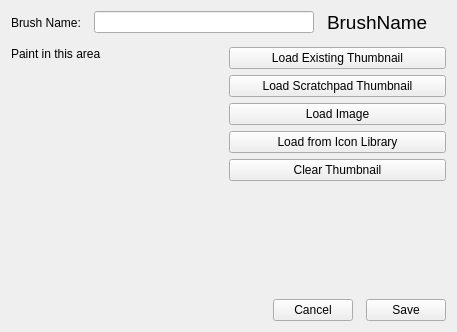
The window that libs/ui/forms/wdgsavebrushpreset.ui (KDE/krita) describes before a commit, drawn with Qt 5.
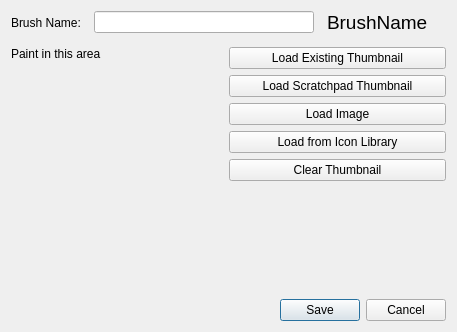
The same window after the commit. Custom widgets are drawn as their Qt base class.

Commit message: Use QDialogButtonBox in WdgSaveBrushPreset

What changed in the file:
```diff
--- a/libs/ui/forms/wdgsavebrushpreset.ui
+++ b/libs/ui/forms/wdgsavebrushpreset.ui
@@ -192,35 +192,11 @@
     </layout>
    </item>
    <item>
-    <layout class="QHBoxLayout" name="horizontalLayout_2">
-     <item>
-      <spacer name="horizontalSpacer">
-       <property name="orientation">
-        <enum>Qt::Horizontal</enum>
-       </property>
-       <property name="sizeHint" stdset="0">
-        <size>
-         <width>40</width>
-         <height>20</height>
-        </size>
-       </property>
-      </spacer>
-     </item>
-     <item>
-      <widget class="QPushButton" name="cancelButton">
-       <property name="text">
-        <string>Cancel</string>
-       </property>
-      </widget>
-     </item>
-     <item>
-      <widget class="QPushButton" name="savePresetButton">
-       <property name="text">
-        <string>Save</string>
-       </property>
-      </widget>
-     </item>
-    </layout>
+    <widget class="QDialogButtonBox" name="buttons">
+     <property name="standardButtons">
+      <set>QDialogButtonBox::Cancel|QDialogButtonBox::Save</set>
+     </property>
+    </widget>
    </item>
   </layout>
  </widget>
```
The commit also changes 1 other file.
